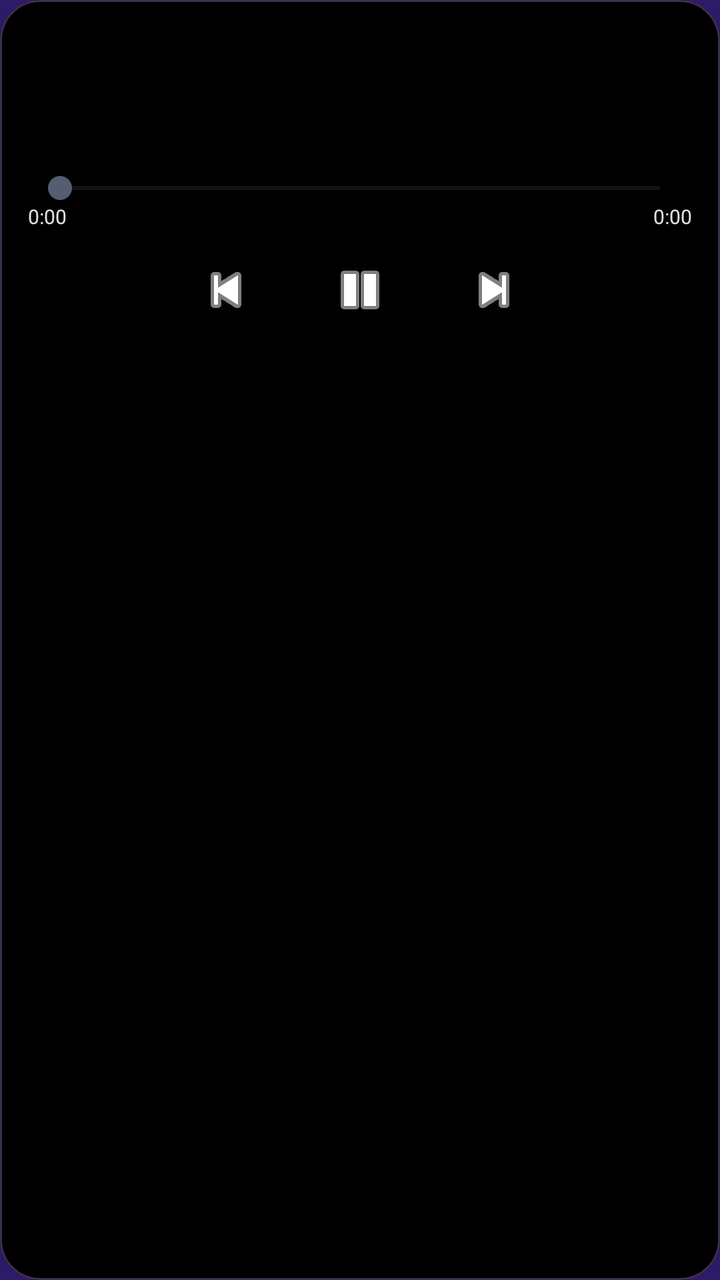
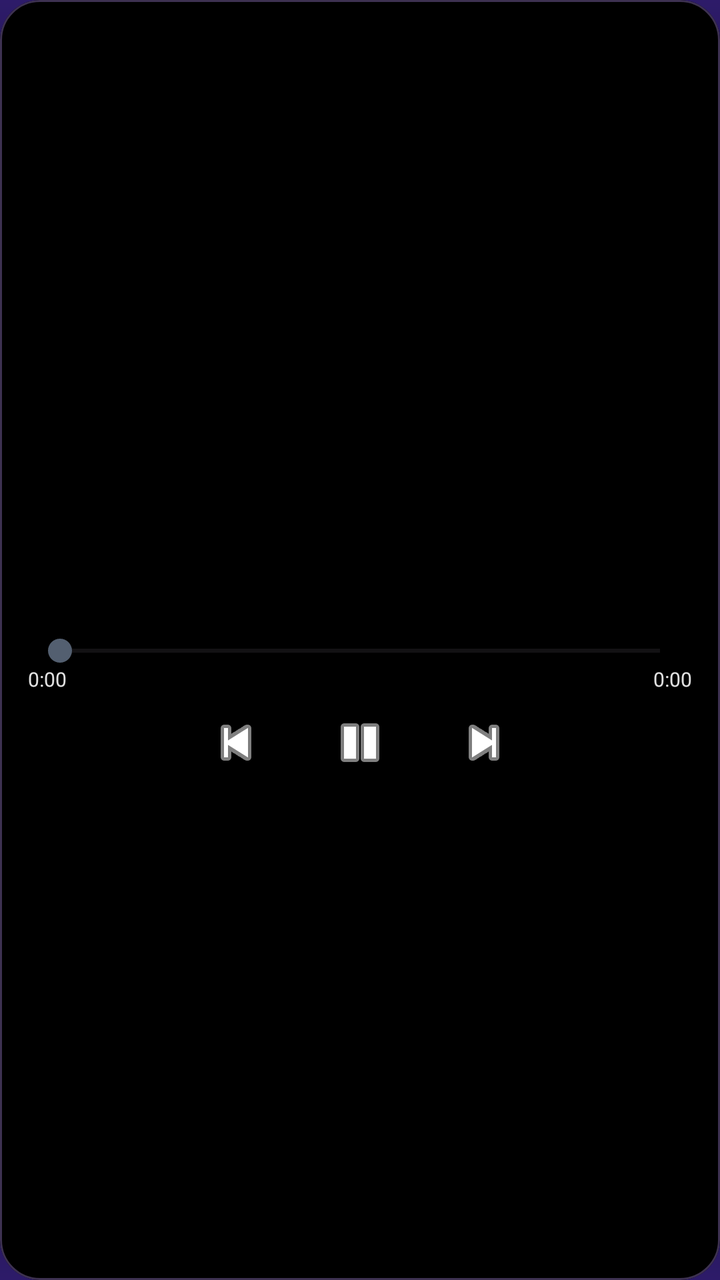

An Android layout rendered at two revisions. The XML below is the earlier revision; the diff shows what the commit changed to produce the second picture.
<!-- AndroidManifest.xml: application theme Theme.Superapp -->
<!-- res/layout/popup_music_controls.xml -->
<?xml version="1.0" encoding="utf-8"?>
<com.google.android.material.card.MaterialCardView
    xmlns:android="http://schemas.android.com/apk/res/android"
    xmlns:app="http://schemas.android.com/apk/res-auto"
    android:layout_width="match_parent"
    android:layout_height="match_parent"
    app:cardCornerRadius="20dp"
    app:cardBackgroundColor="#FF000000"
    app:strokeColor="#55B794F4"
    app:strokeWidth="1dp"
    app:cardElevation="0dp">

    
    <FrameLayout
        android:layout_width="match_parent"
        android:layout_height="match_parent">

        
        <ImageView
            android:id="@+id/music_popup_art_bg"
            android:layout_width="match_parent"
            android:layout_height="match_parent"
            android:scaleType="centerCrop"
            android:contentDescription="@null" />

        
        <View
            android:layout_width="match_parent"
            android:layout_height="match_parent"
            android:background="#A6000000" />

        <LinearLayout
            android:layout_width="match_parent"
            android:layout_height="wrap_content"
            android:orientation="vertical"
            android:padding="14dp">

            <LinearLayout
                android:layout_width="match_parent"
                android:layout_height="wrap_content"
                android:orientation="horizontal"
                android:gravity="center_vertical">

                <ImageView
                    android:id="@+id/music_popup_icon"
                    android:layout_width="44dp"
                    android:layout_height="44dp"
                    android:contentDescription="@null"
                    android:clickable="true"
                    android:focusable="true"
                    android:background="?android:attr/selectableItemBackground" />

                <LinearLayout
                    android:layout_width="0dp"
                    android:layout_height="wrap_content"
                    android:layout_weight="1"
                    android:layout_marginStart="10dp"
                    android:orientation="vertical">

                    <TextView
                        android:id="@+id/music_popup_title"
                        android:layout_width="match_parent"
                        android:layout_height="wrap_content"
                        android:singleLine="true"
                        android:ellipsize="marquee"
                        android:marqueeRepeatLimit="marquee_forever"
                        android:scrollHorizontally="true"
                        android:focusable="true"
                        android:focusableInTouchMode="true"
                        android:textSize="14sp"
                        android:textColor="#F5F5F5"
                        android:fontFamily="sans-serif-medium"
                        android:shadowColor="#FF000000"
                        android:shadowDx="0"
                        android:shadowDy="1"
                        android:shadowRadius="3"
                        android:includeFontPadding="false" />

                    <TextView
                        android:id="@+id/music_popup_artist"
                        android:layout_width="match_parent"
                        android:layout_height="wrap_content"
                        android:singleLine="true"
                        android:ellipsize="end"
                        android:textSize="11sp"
                        android:textColor="#D4D4D4"
                        android:layout_marginTop="2dp"
                        android:shadowColor="#FF000000"
                        android:shadowDx="0"
                        android:shadowDy="1"
                        android:shadowRadius="3"
                        android:includeFontPadding="false" />
                </LinearLayout>
            </LinearLayout>

            
            <LinearLayout
                android:layout_width="match_parent"
                android:layout_height="wrap_content"
                android:orientation="horizontal"
                android:gravity="center_vertical"
                android:layout_marginTop="8dp">

                <TextView
                    android:id="@+id/music_popup_route"
                    android:layout_width="0dp"
                    android:layout_height="wrap_content"
                    android:layout_weight="1"
                    android:singleLine="true"
                    android:ellipsize="end"
                    android:textSize="11sp"
                    android:textColor="#E0E0E0"
                    android:shadowColor="#FF000000"
                    android:shadowDx="0"
                    android:shadowDy="1"
                    android:shadowRadius="2"
                    android:includeFontPadding="false"
                    android:text="" />

                <TextView
                    android:id="@+id/music_popup_volume"
                    android:layout_width="wrap_content"
                    android:layout_height="wrap_content"
                    android:layout_marginStart="8dp"
                    android:textSize="11sp"
                    android:textColor="#E0E0E0"
                    android:shadowColor="#FF000000"
                    android:shadowDx="0"
                    android:shadowDy="1"
                    android:shadowRadius="2"
                    android:includeFontPadding="false"
                    android:text="" />
            </LinearLayout>

            <SeekBar
                android:id="@+id/music_popup_progress"
                android:layout_width="match_parent"
                android:layout_height="wrap_content"
                android:layout_marginTop="6dp"
                android:max="1000"
                android:progress="0" />

            <LinearLayout
                android:layout_width="match_parent"
                android:layout_height="wrap_content"
                android:orientation="horizontal"
                android:layout_marginTop="-2dp">

                <TextView
                    android:id="@+id/music_popup_time_elapsed"
                    android:layout_width="wrap_content"
                    android:layout_height="wrap_content"
                    android:textSize="10sp"
                    android:textColor="#E0E0E0"
                    android:shadowColor="#FF000000"
                    android:shadowDx="0"
                    android:shadowDy="1"
                    android:shadowRadius="2"
                    android:text="0:00" />

                <Space
                    android:layout_width="0dp"
                    android:layout_height="0dp"
                    android:layout_weight="1" />

                <TextView
                    android:id="@+id/music_popup_time_total"
                    android:layout_width="wrap_content"
                    android:layout_height="wrap_content"
                    android:textSize="10sp"
                    android:textColor="#E0E0E0"
                    android:shadowColor="#FF000000"
                    android:shadowDx="0"
                    android:shadowDy="1"
                    android:shadowRadius="2"
                    android:text="0:00" />
            </LinearLayout>

            <LinearLayout
                android:layout_width="match_parent"
                android:layout_height="wrap_content"
                android:orientation="horizontal"
                android:gravity="center"
                android:layout_marginTop="4dp">

                <ImageButton
                    android:id="@+id/music_popup_prev"
                    android:layout_width="42dp"
                    android:layout_height="42dp"
                    android:src="@android:drawable/ic_media_previous"
                    android:background="?android:attr/selectableItemBackgroundBorderless"
                    android:scaleType="centerInside"
                    android:tint="#FFFFFF"
                    android:contentDescription="@null" />

                <Space
                    android:layout_width="20dp"
                    android:layout_height="0dp" />

                <ImageButton
                    android:id="@+id/music_popup_play_pause"
                    android:layout_width="52dp"
                    android:layout_height="52dp"
                    android:src="@android:drawable/ic_media_pause"
                    android:background="?android:attr/selectableItemBackgroundBorderless"
                    android:scaleType="centerInside"
                    android:tint="#FFFFFF"
                    android:contentDescription="@null" />

                <Space
                    android:layout_width="20dp"
                    android:layout_height="0dp" />

                <ImageButton
                    android:id="@+id/music_popup_next"
                    android:layout_width="42dp"
                    android:layout_height="42dp"
                    android:src="@android:drawable/ic_media_next"
                    android:background="?android:attr/selectableItemBackgroundBorderless"
                    android:scaleType="centerInside"
                    android:tint="#FFFFFF"
                    android:contentDescription="@null" />
            </LinearLayout>
        </LinearLayout>
    </FrameLayout>
</com.google.android.material.card.MaterialCardView>
<!-- resources referenced by this layout -->
<resources>
  <style name="Theme.Superapp" parent="Theme.Material3.DayNight.NoActionBar">
          
          <item name="colorPrimary">@color/cloud_primary</item>
          <item name="colorOnPrimary">@color/cloud_on_primary</item>
          <item name="colorPrimaryContainer">@color/cloud_primary_container</item>
          <item name="colorOnPrimaryContainer">@color/cloud_on_primary_container</item>
          <item name="colorSecondary">@color/cloud_secondary</item>
          <item name="colorSecondaryContainer">@color/cloud_secondary_container</item>
          <item name="colorOnSecondaryContainer">@color/cloud_on_secondary_container</item>
          <item name="colorTertiary">@color/cloud_tertiary</item>
          <item name="colorTertiaryContainer">@color/cloud_tertiary_container</item>
  
          
          <item name="android:windowBackground">@drawable/bg_gradient_black_purple</item>
          <item name="android:colorBackground">#FF000000</item>
  
          
          <item name="android:statusBarColor" tools:targetApi="lollipop">@android:color/transparent</item>
          <item name="android:navigationBarColor" tools:targetApi="lollipop">@android:color/transparent</item>
          <item name="android:windowDrawsSystemBarBackgrounds" tools:targetApi="lollipop">true</item>
          <item name="android:windowLightStatusBar" tools:targetApi="m">false</item>
          <item name="android:windowLightNavigationBar" tools:targetApi="o_mr1">false</item>
          <item name="android:enforceStatusBarContrast" tools:targetApi="q">false</item>
          <item name="android:enforceNavigationBarContrast" tools:targetApi="q">false</item>
  
          
          <item name="bottomNavigationStyle">@style/Widget.CloudSuperApp.BottomNavigationView</item>
  
          
          <item name="*android:tooltipFrameBackground">@drawable/bg_tooltip_transparent</item>
      </style>
  <color name="cloud_primary">#FF1565C0</color>
  <color name="cloud_on_primary">#FFFFFFFF</color>
  <color name="cloud_primary_container">#FFD0E4FF</color>
  <color name="cloud_on_primary_container">#FF001D36</color>
  <color name="cloud_secondary">#FF535F70</color>
  <color name="cloud_secondary_container">#FFD7E3F7</color>
  <color name="cloud_on_secondary_container">#FF101C2B</color>
  <color name="cloud_tertiary">#FF6B5778</color>
  <color name="cloud_tertiary_container">#FFF3DAFF</color>
  <!-- drawable bg_gradient_black_purple (drawable) -->
  <?xml version="1.0" encoding="utf-8"?>
  <shape xmlns:android="http://schemas.android.com/apk/res/android"
      android:shape="rectangle">
      <gradient
          android:type="linear"
          android:angle="270"
          android:startColor="#FF2D1B69"
          android:centerColor="#FF000000"
          android:endColor="#FF2D1B69" />
  </shape>
  <style name="Widget.CloudSuperApp.BottomNavigationView" parent="Widget.Material3.BottomNavigationView">
          <item name="itemActiveIndicatorStyle">@style/Widget.CloudSuperApp.BottomNavigationView.ActiveIndicator</item>
      </style>
  <!-- drawable bg_tooltip_transparent (drawable) -->
  <?xml version="1.0" encoding="utf-8"?>
  <shape xmlns:android="http://schemas.android.com/apk/res/android"
      android:shape="rectangle">
      <solid android:color="@android:color/transparent" />
  </shape>
  <style name="Widget.CloudSuperApp.BottomNavigationView.ActiveIndicator" parent="Widget.Material3.BottomNavigationView.ActiveIndicator">
          <item name="android:color">@color/cloud_primary_container</item>
      </style>
</resources>

<!-- the commit's change to res/layout/popup_music_controls.xml (unified diff, before → after) -->
@@ -32,8 +32,12 @@
         <LinearLayout
             android:layout_width="match_parent"
             android:layout_height="wrap_content"
+            android:layout_gravity="center_vertical"
             android:orientation="vertical"
-            android:padding="14dp">
+            android:paddingStart="14dp"
+            android:paddingEnd="14dp"
+            android:paddingTop="7dp"
+            android:paddingBottom="7dp">
 
             <LinearLayout
                 android:layout_width="match_parent"
@@ -181,12 +185,12 @@
                 android:layout_height="wrap_content"
                 android:orientation="horizontal"
                 android:gravity="center"
-                android:layout_marginTop="4dp">
+                android:layout_marginTop="2dp">
 
                 <ImageButton
                     android:id="@+id/music_popup_prev"
-                    android:layout_width="42dp"
-                    android:layout_height="42dp"
+                    android:layout_width="38dp"
+                    android:layout_height="38dp"
                     android:src="@android:drawable/ic_media_previous"
                     android:background="?android:attr/selectableItemBackgroundBorderless"
                     android:scaleType="centerInside"
@@ -199,8 +203,8 @@
 
                 <ImageButton
                     android:id="@+id/music_popup_play_pause"
-                    android:layout_width="52dp"
-                    android:layout_height="52dp"
+                    android:layout_width="46dp"
+                    android:layout_height="46dp"
                     android:src="@android:drawable/ic_media_pause"
                     android:background="?android:attr/selectableItemBackgroundBorderless"
                     android:scaleType="centerInside"
@@ -213,8 +217,8 @@
 
                 <ImageButton
                     android:id="@+id/music_popup_next"
-                    android:layout_width="42dp"
-                    android:layout_height="42dp"
+                    android:layout_width="38dp"
+                    android:layout_height="38dp"
                     android:src="@android:drawable/ic_media_next"
                     android:background="?android:attr/selectableItemBackgroundBorderless"
                     android:scaleType="centerInside"
